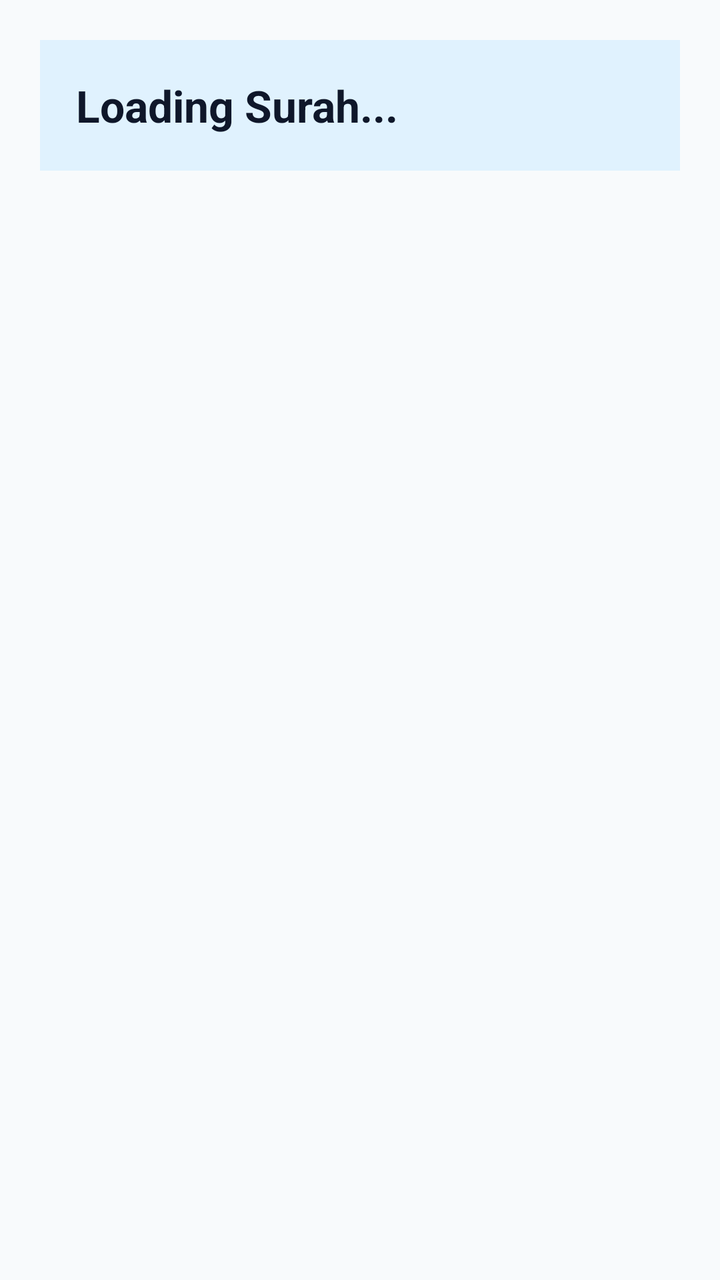
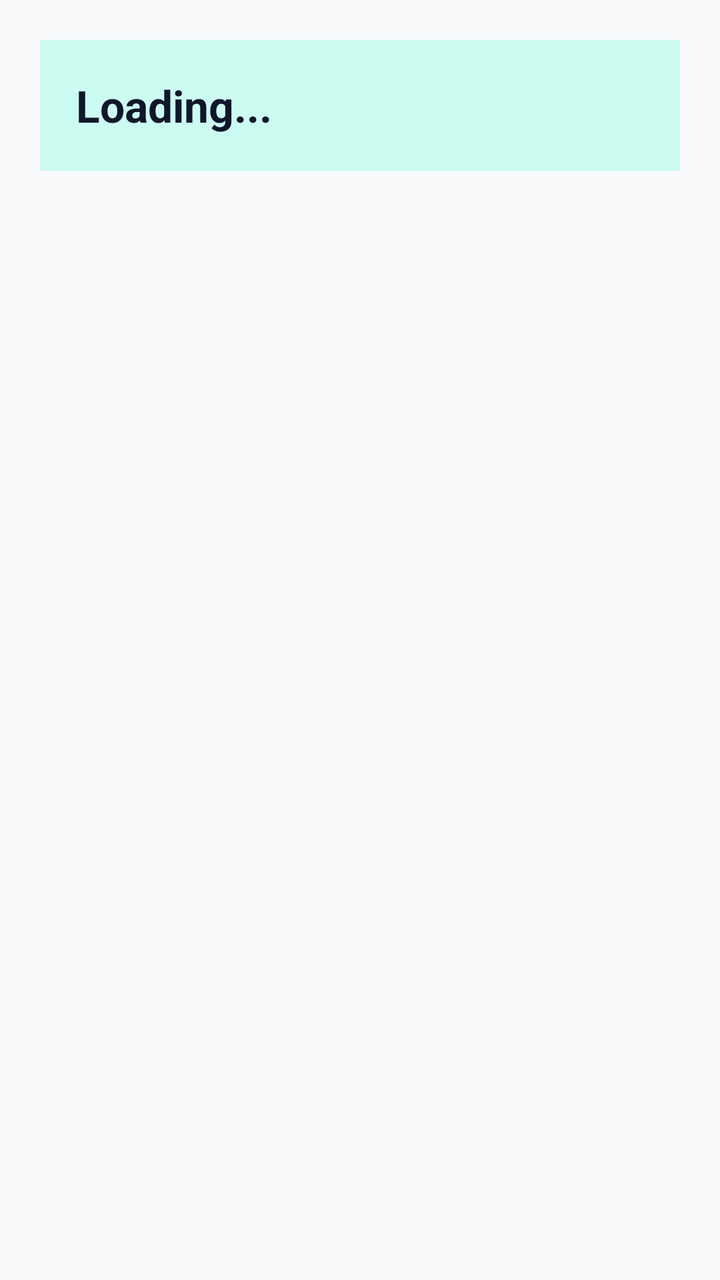

Compare the two renders of this Android layout. The source of the first and the diff that turns it into the second are given below.
<!-- AndroidManifest.xml: application theme Theme.FatuhatUlQuran -->
<!-- res/layout/activity_surah_detail.xml -->
<?xml version="1.0" encoding="utf-8"?>
<ScrollView xmlns:android="http://schemas.android.com/apk/res/android"
    android:layout_width="match_parent"
    android:layout_height="match_parent"
    android:background="#F8FAFC">

    <LinearLayout
        android:layout_width="match_parent"
        android:layout_height="wrap_content"
        android:orientation="vertical"
        android:padding="20dp">

        <TextView
            android:id="@+id/surahHeaderTitle"
            android:layout_width="match_parent"
            android:layout_height="wrap_content"
            android:layout_marginBottom="18dp"
            android:background="#E0F2FE"
            android:padding="18dp"
            android:text="@string/loading_surah"
            android:textColor="#0F172A"
            android:textSize="22sp"
            android:textStyle="bold" />

        <LinearLayout
            android:id="@+id/verseContainer"
            android:layout_width="match_parent"
            android:layout_height="wrap_content"
            android:orientation="vertical" />

    </LinearLayout>
</ScrollView>
<!-- resources referenced by this layout -->
<resources>
  <string name="loading_surah">Loading Surah...</string>
  <style name="Theme.FatuhatUlQuran" parent="Theme.Material3.DayNight.NoActionBar">
          <item name="colorPrimary">@color/primary_blue</item>
          <item name="colorPrimaryVariant">@color/purple_700</item>
          <item name="colorSecondary">@color/teal_200</item>
          <item name="android:statusBarColor">@color/primary_blue</item>
          <item name="android:windowBackground">@color/surface_light</item>
      </style>
  <color name="primary_blue">#0F172A</color>
  <color name="purple_700">#FF3700B3</color>
  <color name="teal_200">#FF03DAC5</color>
  <color name="surface_light">#F8FAFC</color>
</resources>

<!-- the commit's change to res/layout/activity_surah_detail.xml (unified diff, before → after) -->
@@ -11,16 +11,24 @@
         android:padding="20dp">
 
         <TextView
-            android:id="@+id/surahHeaderTitle"
+            android:id="@+id/detailTitle"
             android:layout_width="match_parent"
             android:layout_height="wrap_content"
-            android:layout_marginBottom="18dp"
-            android:background="#E0F2FE"
+            android:layout_marginBottom="10dp"
+            android:background="#CCFBF1"
             android:padding="18dp"
-            android:text="@string/loading_surah"
+            android:text="Loading..."
             android:textColor="#0F172A"
             android:textSize="22sp"
             android:textStyle="bold" />
+
+        <TextView
+            android:id="@+id/detailSubtitle"
+            android:layout_width="match_parent"
+            android:layout_height="wrap_content"
+            android:layout_marginBottom="20dp"
+            android:textColor="#475569"
+            android:textSize="14sp" />
 
         <LinearLayout
             android:id="@+id/verseContainer"
<!-- resource entries referenced after the edit -->
@@ -1,16 +1,13 @@
 <!-- resources referenced by this layout -->
 <resources>
-  <string name="loading_surah">Loading Surah...</string>
   <style name="Theme.FatuhatUlQuran" parent="Theme.Material3.DayNight.NoActionBar">
           <item name="colorPrimary">@color/primary_blue</item>
-          <item name="colorPrimaryVariant">@color/purple_700</item>
-          <item name="colorSecondary">@color/teal_200</item>
+          <item name="colorPrimaryVariant">@color/primary_blue</item>
+          <item name="colorSecondary">#14B8A6</item>
           <item name="android:statusBarColor">@color/primary_blue</item>
-          <item name="android:windowBackground">@color/surface_light</item>
+          <item name="android:windowBackground">@color/surface</item>
       </style>
   <color name="primary_blue">#0F172A</color>
-  <color name="purple_700">#FF3700B3</color>
-  <color name="teal_200">#FF03DAC5</color>
-  <color name="surface_light">#F8FAFC</color>
+  <color name="surface">#F8FAFC</color>
 </resources>
 
